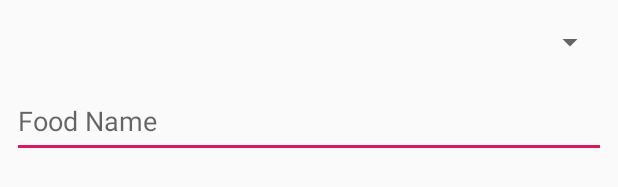
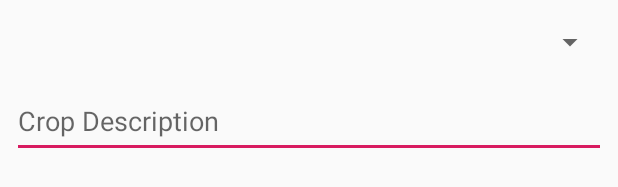
Before and after one commit to jamsubzero/dormido_zeroHungerApp, an Android app: the layout search_dialog_layout.xml on its own in the app's theme, with its tools: preview values and no code run, on a phone screen of 412 x 824 dp. Shown: the part 212-399 px from the top of the screen. Run offline under Robolectric (Android 15) with nearby library versions, the phone set to English and light mode, and no system bars.

```diff
--- a/app/src/main/res/layout/search_dialog_layout.xml
+++ b/app/src/main/res/layout/search_dialog_layout.xml
@@ -16,7 +16,7 @@
         android:layout_marginEnd="8dp"
         android:layout_marginRight="8dp"
         android:ems="10"
-        android:hint="Food Name"
+        android:hint="Crop Description"
         android:inputType="textPersonName"
         app:layout_constraintEnd_toEndOf="parent"
         app:layout_constraintHorizontal_bias="0.0"
```
Also changed, not shown: app/src/main/java/com/example/jam/myapplication/ReportActivity.java (+15 -7 lines).
